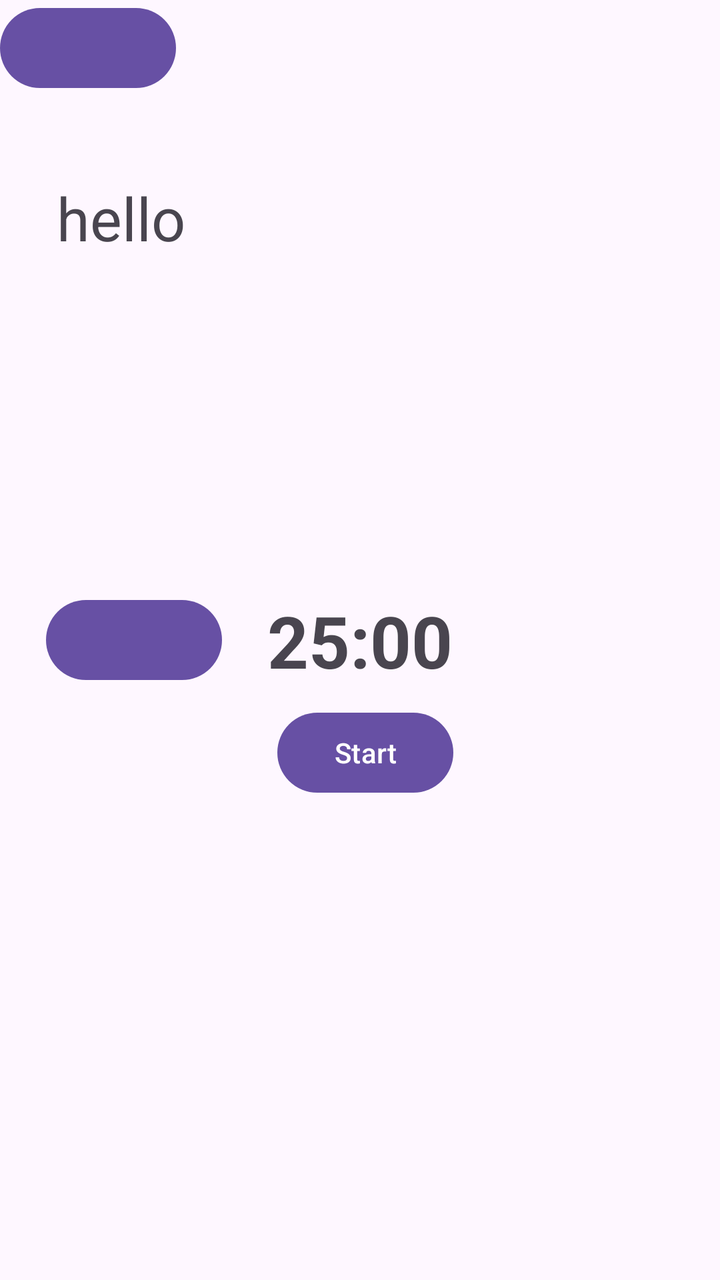
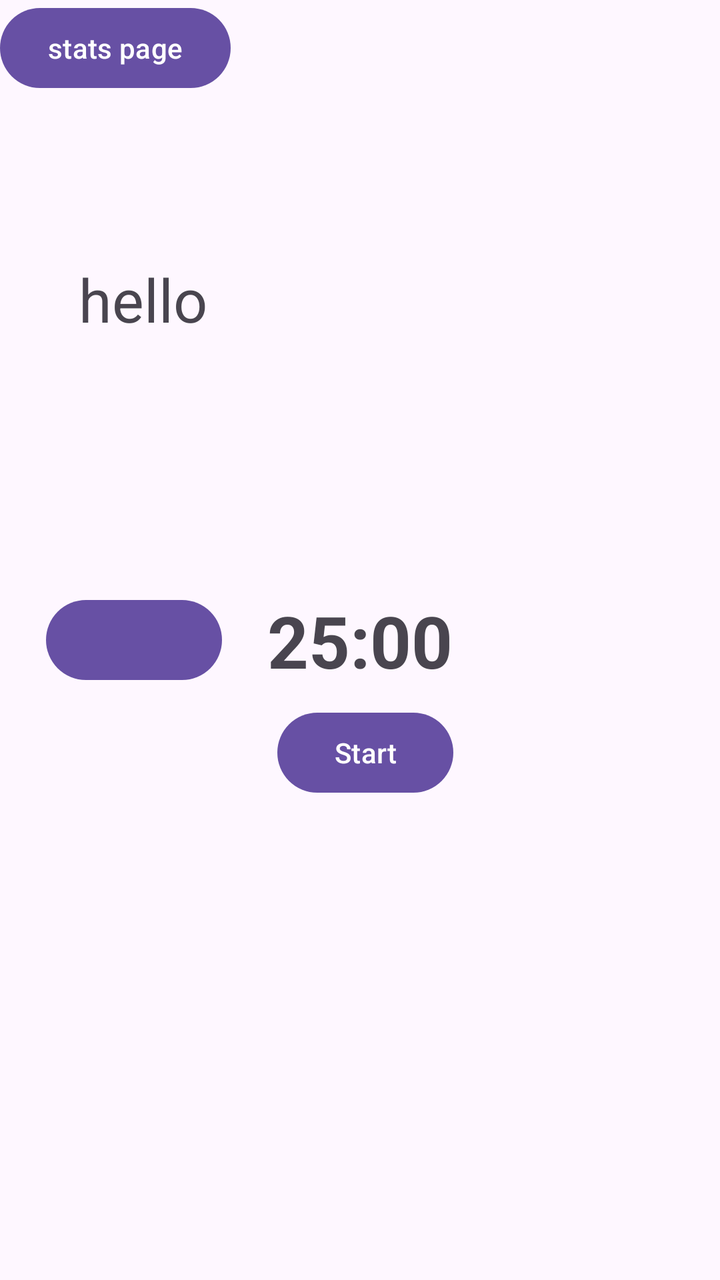

An Android layout rendered at two revisions. The XML below is the earlier revision; the diff shows what the commit changed to produce the second picture.
<!-- AndroidManifest.xml: application theme Theme.Tamadoro -->
<!-- res/layout/activity_main.xml -->
<?xml version="1.0" encoding="utf-8"?>
<androidx.constraintlayout.widget.ConstraintLayout xmlns:android="http://schemas.android.com/apk/res/android"
    xmlns:app="http://schemas.android.com/apk/res-auto"
    xmlns:tools="http://schemas.android.com/tools"
    android:layout_width="match_parent"
    android:layout_height="match_parent"
    tools:context=".MainActivity">

    <TextView
        android:id="@+id/timerTextView"
        android:layout_width="wrap_content"
        android:layout_height="wrap_content"
        android:layout_centerInParent="true"
        android:text="25:00"
        android:textSize="36sp"
        android:textStyle="bold"
        app:layout_constraintBottom_toBottomOf="parent"
        app:layout_constraintEnd_toEndOf="parent"
        app:layout_constraintStart_toStartOf="parent"
        app:layout_constraintTop_toTopOf="parent" />

    <Button
        android:id="@+id/startButton"
        android:layout_width="wrap_content"
        android:layout_height="wrap_content"
        android:layout_below="@id/timerTextView"
        android:layout_marginTop="8dp"
        android:text="Start"
        app:layout_constraintEnd_toEndOf="parent"
        app:layout_constraintHorizontal_bias="0.51"
        app:layout_constraintStart_toStartOf="parent"
        app:layout_constraintTop_toBottomOf="@+id/timerTextView" />

    <Button
        android:id="@+id/stopButton"
        android:layout_width="wrap_content"
        android:layout_height="wrap_content"
        android:layout_marginStart="4dp"
        android:text="Stop"
        android:visibility="invisible"
        app:layout_constraintBottom_toBottomOf="parent"
        app:layout_constraintStart_toEndOf="@+id/timerTextView"
        app:layout_constraintTop_toTopOf="parent" />


    <TextView
        android:id="@+id/totalDurationTextView"
        android:layout_width="148dp"
        android:layout_height="121dp"
        android:text="hello"
        android:textSize="30sp"
        app:layout_constraintBottom_toTopOf="@+id/timerTextView"
        app:layout_constraintEnd_toEndOf="parent"
        app:layout_constraintHorizontal_bias="0.133"
        app:layout_constraintStart_toStartOf="parent"
        app:layout_constraintTop_toTopOf="parent"
        app:layout_constraintVertical_bias="0.506" />

    <Button
        android:id="@+id/showTotalDurationButton"
        android:layout_width="wrap_content"
        android:layout_height="wrap_content"
        app:layout_constraintBottom_toBottomOf="parent"
        app:layout_constraintEnd_toStartOf="@+id/timerTextView"
        app:layout_constraintStart_toStartOf="parent"
        app:layout_constraintTop_toTopOf="parent" />

    <Button
        android:id="@+id/statisticsViewBtn"
        android:layout_width="wrap_content"
        android:layout_height="wrap_content"/>

</androidx.constraintlayout.widget.ConstraintLayout>
<!-- resources referenced by this layout -->
<resources>
  <style name="Theme.Tamadoro" parent="Base.Theme.Tamadoro" />
  <style name="Base.Theme.Tamadoro" parent="Theme.Material3.DayNight.NoActionBar">
          
          
      </style>
</resources>

<!-- the commit's change to res/layout/activity_main.xml (unified diff, before → after) -->
@@ -45,9 +45,9 @@
 
     <TextView
         android:id="@+id/totalDurationTextView"
-        android:layout_width="148dp"
-        android:layout_height="121dp"
         android:text="hello"
+        android:layout_width="wrap_content"
+        android:layout_height="wrap_content"
         android:textSize="30sp"
         app:layout_constraintBottom_toTopOf="@+id/timerTextView"
         app:layout_constraintEnd_toEndOf="parent"
@@ -68,6 +68,9 @@
     <Button
         android:id="@+id/statisticsViewBtn"
         android:layout_width="wrap_content"
-        android:layout_height="wrap_content"/>
+        android:layout_height="wrap_content"
+        android:text="stats page"
+        tools:layout_editor_absoluteX="-2dp"
+        tools:layout_editor_absoluteY="0dp" />
 
 </androidx.constraintlayout.widget.ConstraintLayout>
